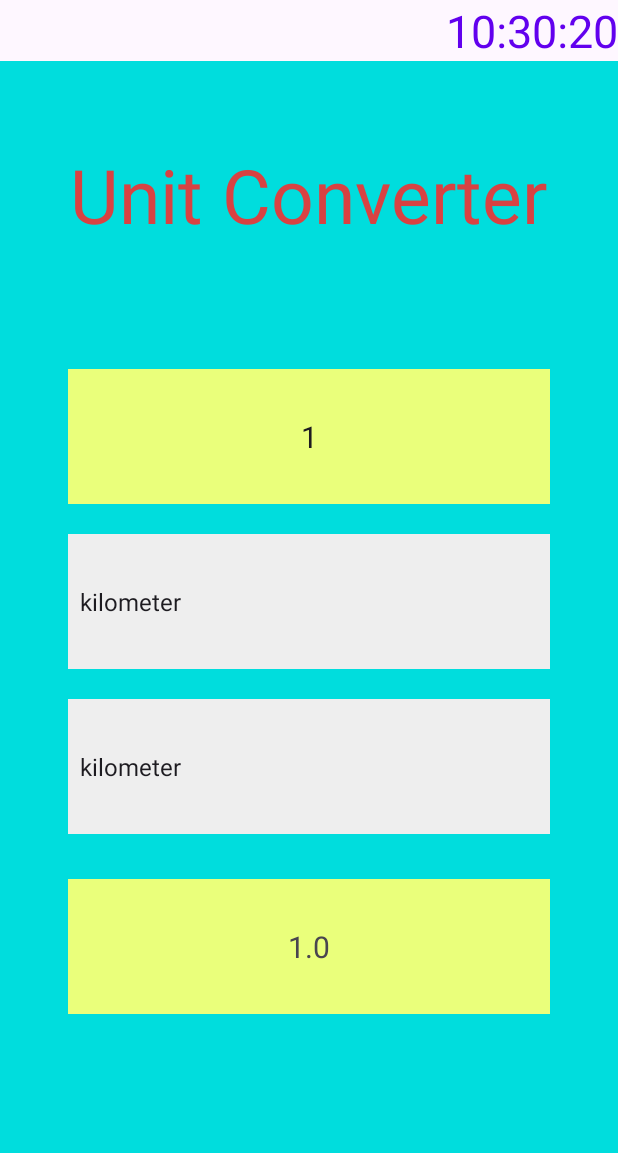
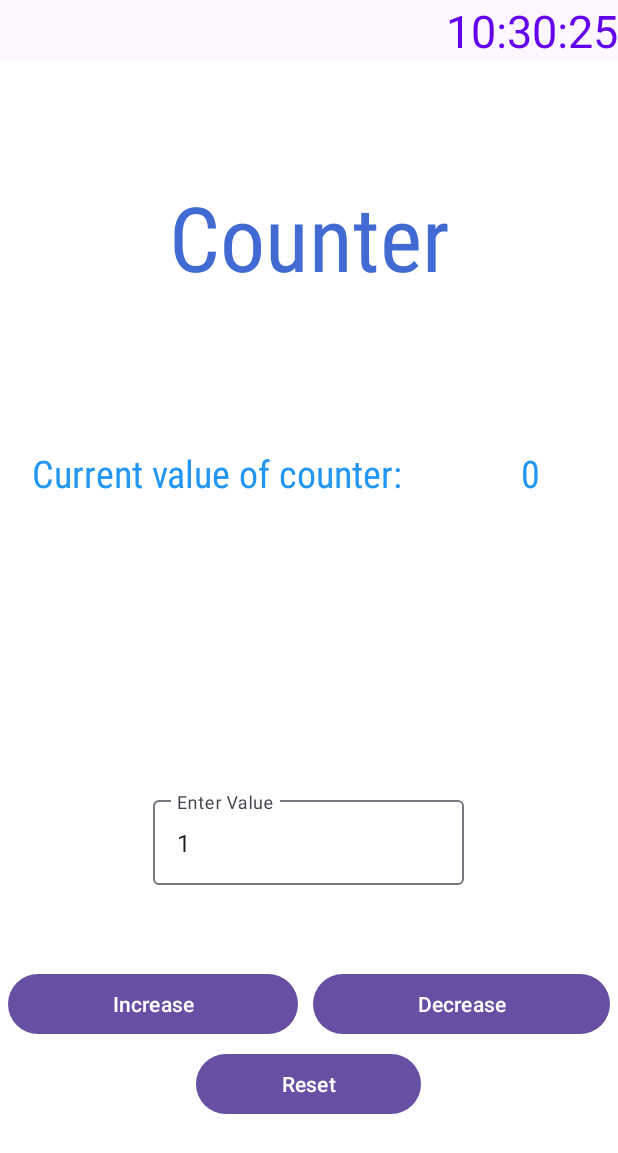
Before and after one commit to sanchit1053/androidAppWXP, an Android app: the MainActivity screen opened directly, with no data from a screen before it, after a tap on "Application 3", on a phone screen of 412 x 824 dp. Shown: the top 1153 px of the screen. Run offline under Robolectric (Android 15) with nearby library versions, the light colour scheme and no system bars; 2 other taps on this screen came first.

Commit message:
Added Counter application

```diff
--- /dev/null
+++ b/app/src/main/java/com/example/myapplication/Counter.java
@@ -0,0 +1,117 @@
+package com.example.myapplication;
+
+import android.content.Context;
+import android.os.Bundle;
+
+import androidx.fragment.app.Fragment;
+
+import android.view.LayoutInflater;
+import android.view.View;
+import android.view.ViewGroup;
+import android.view.inputmethod.InputMethodManager;
+import android.widget.Button;
+import android.widget.EditText;
+import android.widget.TextView;
+
+import com.google.android.material.textfield.TextInputLayout;
+
+public class Counter extends Fragment {
+
+    // Initialize views
+    private TextView textArea;
+    private Button incrementButton;
+    private Button decreaseButton;
+    private Button resetButton;
+    private int count = 0;
+    TextInputLayout textInputLayout;
+    EditText textInputEditText;
+
+
+    @Override
+    public View onCreateView(LayoutInflater inflater, ViewGroup container,
+                             Bundle savedInstanceState) {
+
+        View view = inflater.inflate(R.layout.fragment_counter, container, false);
+
+        // Initialize views
+        textArea = view.findViewById(R.id.counterValue);
+        incrementButton = view.findViewById(R.id.buttonIncrease);
+        decreaseButton = view.findViewById(R.id.buttonDecrease);
+        resetButton = view.findViewById(R.id.buttonReset);
+
+        // Getting input field
+        textInputLayout = view.findViewById(R.id.textInputLayout);
+        // Get the TextInputEditText inside TextInputLayout
+        textInputEditText = textInputLayout.getEditText();
+
+
+        // Set click listeners for buttons
+        incrementButton.setOnClickListener(new View.OnClickListener() {
+            @Override
+            public void onClick(View view) {
+                // Hide the keyboard
+                hideKeyboard(incrementButton);
+
+                // Get the current input value and update the text area
+                int x = getInputValue();
+                count += x;
+                textArea.setText(String.format(String.valueOf(count)));
+
+            }
+        });
+
+        decreaseButton.setOnClickListener(new View.OnClickListener() {
+            @Override
+            public void onClick(View view) {
+                // Hide the keyboard
+                hideKeyboard(decreaseButton);
+
+                // Get the current input value and update the text area
+                int x = getInputValue();
+                count -= x;
+                textArea.setText(String.format(String.valueOf(count)));
+            }
+        });
+
+        resetButton.setOnClickListener(new View.OnClickListener() {
+            @Override
+            public void onClick(View view) {
+                hideKeyboard(resetButton);
+                count = 0;
+                textInputEditText.setText("1");
+                textArea.setText("Start again!");
+            }
+        });
+
+        return view;
+    }
+
+
+    // Method to get the input value from the EditText, defaulting to 1 if empty
+    private int getInputValue(){
+        String curr_input = textInputEditText.getText().toString().trim();
+        int value;
+        if(curr_input.isEmpty()){
+            value = 1;
+            textInputEditText.setText("1");
+        }
+        else {
+            try {
+                value = Integer.parseInt(curr_input);
+            } catch (NumberFormatException e) {
+                value = 1; // Default to 1 if parsing fails (non-numeric input)
+                textInputEditText.setText("1");
+            }
+        }
+        return value;
+    }
+
+    // Method to hide the soft keyboard
+    private void hideKeyboard(Button btn) {
+        InputMethodManager imm = (InputMethodManager) requireActivity().getSystemService(Context.INPUT_METHOD_SERVICE);
+        if (imm != null) {
+            imm.hideSoftInputFromWindow(btn.getWindowToken(), 0);
+        }
+        textInputEditText.clearFocus();
+    }
+}
--- a/app/src/main/java/com/example/myapplication/MainActivity.java
+++ b/app/src/main/java/com/example/myapplication/MainActivity.java
@@ -30,7 +30,7 @@ public class MainActivity extends AppCompatActivity {
 
         addFragmentToClickListener(Button1, new TipCalculator());
         addFragmentToClickListener(Button2, new QuoteGenerator());
-        addFragmentToClickListener(Button3, new UnitConverterFragment(Color.parseColor("#00dddd")));
+        addFragmentToClickListener(Button3, new Counter());
         addFragmentToClickListener(Button4, new UnitConverterFragment(Color.parseColor("#dddddd")));
     }
 
--- /dev/null
+++ b/app/src/main/res/layout/fragment_counter.xml
@@ -0,0 +1,93 @@
+<?xml version="1.0" encoding="utf-8"?>
+<LinearLayout xmlns:android="http://schemas.android.com/apk/res/android"
+    android:layout_width="match_parent"
+    android:layout_height="match_parent"
+    android:orientation="vertical"
+    android:gravity="center"
+    android:background="@color/white"
+    android:scrollbars="vertical">
+
+    <TextView
+        android:layout_width="match_parent"
+        android:layout_height="wrap_content"
+        android:layout_marginBottom="100dp"
+        android:gravity="center"
+        android:text="@string/counter"
+        android:fontFamily="sans-serif-condensed"
+        android:textColor="#416BD2"
+        android:textSize="60sp" />
+
+    <LinearLayout
+        android:layout_width="match_parent"
+        android:layout_height="230dp"
+        android:orientation="horizontal">
+
+        <TextView
+            android:id="@+id/counterText"
+            android:layout_width="290dp"
+            android:layout_height="wrap_content"
+            android:fontFamily="sans-serif-condensed"
+            android:gravity="center"
+            android:text="@string/defaultMsg"
+            android:textColor="#2196F3"
+            android:textSize="25sp" />
+
+        <TextView
+            android:id="@+id/counterValue"
+            android:layout_width="match_parent"
+            android:layout_height="wrap_content"
+            android:layout_marginStart="5dp"
+            android:fontFamily="sans-serif-condensed"
+            android:gravity="center"
+            android:text="@string/zero"
+            android:textColor="#2196F3"
+            android:textSize="25sp" />
+
+    </LinearLayout>
+
+    <com.google.android.material.textfield.TextInputLayout
+        android:id="@+id/textInputLayout"
+        android:layout_width="207dp"
+        android:layout_height="wrap_content"
+        android:layout_marginBottom="50dp">
+
+        <com.google.android.material.textfield.TextInputEditText
+            android:id="@+id/textInputEditText"
+            android:layout_width="match_parent"
+            android:layout_height="match_parent"
+            android:hint="Enter Value"
+            android:inputType="number"
+            android:text="1"/>
+    </com.google.android.material.textfield.TextInputLayout>
+
+
+    <LinearLayout
+        android:layout_width="match_parent"
+        android:layout_height="wrap_content"
+        android:orientation="horizontal"
+        android:layout_margin="5dp"
+        >
+
+        <Button
+            android:id="@+id/buttonIncrease"
+            android:layout_width="wrap_content"
+            android:layout_height="wrap_content"
+            android:text="@string/increase"
+            android:layout_weight="1"
+            android:layout_marginRight="10dp"/>
+
+        <Button
+            android:id="@+id/buttonDecrease"
+            android:layout_width="wrap_content"
+            android:layout_height="wrap_content"
+            android:text="@string/decrease"
+            android:layout_weight="1"/>
+    </LinearLayout>
+
+    <Button
+        android:id="@+id/buttonReset"
+        android:layout_width="150dp"
+        android:layout_height="wrap_content"
+        android:text="Reset" />
+
+</LinearLayout>
--- a/app/src/main/res/values/strings.xml
+++ b/app/src/main/res/values/strings.xml
@@ -5,4 +5,14 @@
     <string name="login_button_cd">Login button</string>
     <string name="welcome_textview_cd">Welcome message</string>
 
+    <!-- Counter app strings -->
+    <string name="defaultMsg">Current value of counter: </string>
+    <string name="increase">Increase</string>
+    <string name="decrease">Decrease</string>
+    <string name="counter">Counter</string>
+    <string name="zero">0</string>
+
+    <!-- TODO: Remove or change this placeholder text -->
+    <string name="hello_blank_fragment">Hello blank fragment</string>
+
 </resources>
```
